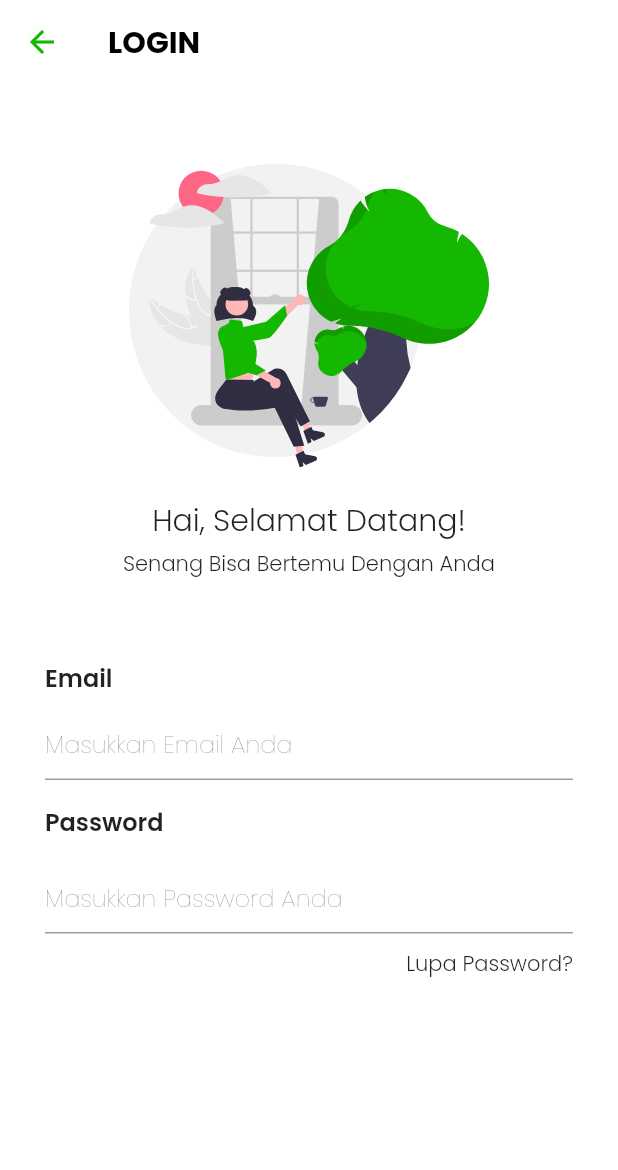
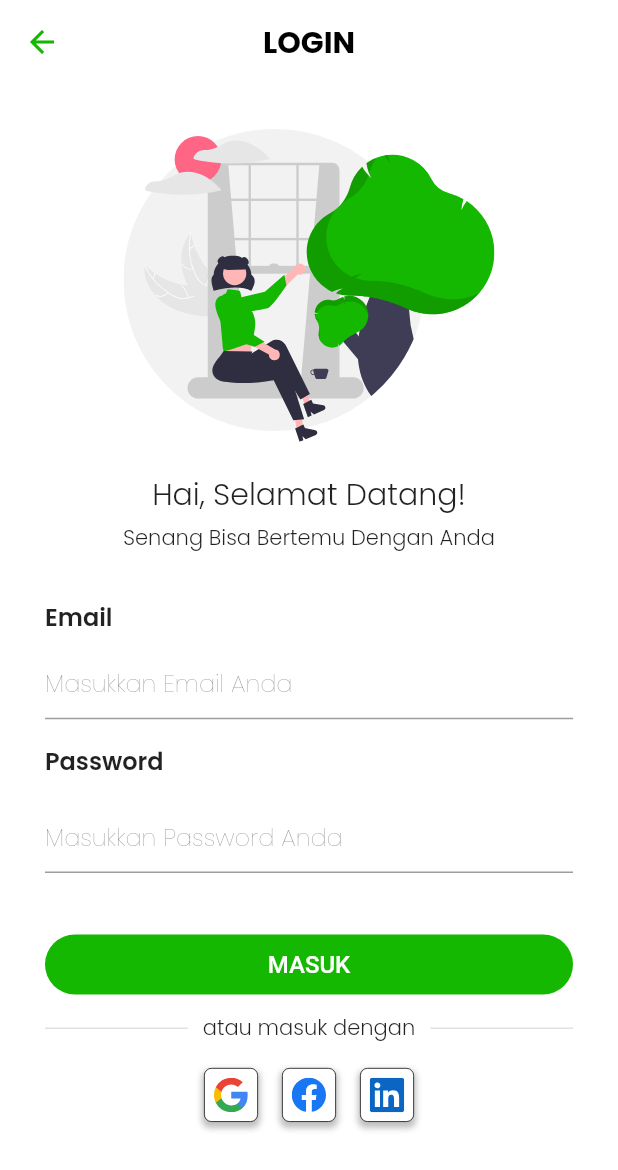
Before and after one commit to HarunNurahman/ghawe-jobs-app, a Flutter app: the LoginScreen screen opened by its route, on a phone screen of 412 x 824 dp. Shown: the top 1170 px of the screen. Run offline on Flutter 3.47's test engine with Material 2 defaults, Android fonts, the phone set to English and light mode, and no system bars; our stand-ins replace device_preview, flutter_svg, get, google_fonts; missing offline and left inert: dart:html.

Commit message:
Finishin Login Screen

```diff
--- a/lib/controller/onboarding_controller.dart
+++ b/lib/controller/onboarding_controller.dart
@@ -24,7 +24,7 @@
     onBoardingContent(
       'assets/images/undraw_job_hunt.svg',
       'Pilih Pekerjaan\nSesuai Skill & Passion',
-      'Ada banyak pilihan pekerjaan yang bisa\nanda sesuaikan dengan\n minat dan skill yang anda miliki',
+      'Ada banyak pilihan pekerjaan yang bisa\npilih dengan minat dan skill yang anda miliki',
     ),
     onBoardingContent(
       'assets/images/undraw_interview.svg',
--- a/lib/pages/login_screen.dart
+++ b/lib/pages/login_screen.dart
@@ -1,6 +1,10 @@
+import 'dart:html';
+
+import 'package:flutter/gestures.dart';
 import 'package:flutter/material.dart';
 import 'package:flutter_svg/flutter_svg.dart';
 import 'package:get/get.dart';
+import 'package:ghawejobapp/shared/buttons.dart';
 import 'package:ghawejobapp/shared/constant.dart';
 import 'package:google_fonts/google_fonts.dart';
 
@@ -28,6 +32,7 @@
     return Scaffold(
       backgroundColor: Colors.white,
       appBar: AppBar(
+        centerTitle: true,
         backgroundColor: Colors.white,
         elevation: 0,
         iconTheme: const IconThemeData(color: kPrimaryColor),
@@ -37,17 +42,161 @@
               color: Colors.black, fontWeight: FontWeight.bold),
         ),
       ),
-      body: Column(
+      body: SingleChildScrollView(
+        child: Column(
           crossAxisAlignment: CrossAxisAlignment.start,
           children: [
+            const SizedBox(height: 30),
+            Header(context),
+            const SizedBox(height: 30),
+            TextField(),
+            const SizedBox(height: 10),
+            Padding(
+              padding: const EdgeInsets.symmetric(horizontal: 30),
+              child: Buttons(
+                btnText: "Masuk",
+                btnFont: 16,
+                press: () {},
+              ),
+            ),
+            const SizedBox(height: 12),
+            separator(),
+            const SizedBox(height: 16),
+            loginMethod(),
+            const SizedBox(height: 30)
+          ],
+        ),
+      ),
+    );
+  }
+
+  Row loginMethod() {
+    return Row(
+      mainAxisAlignment: MainAxisAlignment.center,
+      children: [
+        Padding(
+          padding: const EdgeInsets.only(right: 16.0),
+          child: Container(
+            height: 36,
+            width: 36,
+            decoration: BoxDecoration(
+              borderRadius: BorderRadius.circular(5),
+              color: Colors.white,
+              border: Border.all(color: Colors.black, width: 0.5),
+              boxShadow: [
+                BoxShadow(
+                  color: Colors.black.withOpacity(0.25),
+                  blurRadius: 3,
+                  spreadRadius: 1,
+                  offset: const Offset(0, 3),
+                ),
+              ],
+            ),
+            child: Padding(
+              padding: const EdgeInsets.all(6),
+              child: GestureDetector(
+                onTap: () {
+                  Get.toNamed('/register');
+                },
+                child: SvgPicture.asset('assets/images/img_google.svg'),
+              ),
+            ),
+          ),
+        ),
+        Padding(
+          padding: const EdgeInsets.only(right: 16.0),
+          child: Container(
+            height: 36,
+            width: 36,
+            decoration: BoxDecoration(
+              borderRadius: BorderRadius.circular(5),
+              color: Colors.white,
+              border: Border.all(color: Colors.black, width: 0.5),
+              boxShadow: [
+                BoxShadow(
+                  color: Colors.black.withOpacity(0.25),
+                  blurRadius: 3,
+                  spreadRadius: 1,
+                  offset: const Offset(0, 3),
+                ),
+              ],
+            ),
+            child: Padding(
+              padding: const EdgeInsets.all(6),
+              child: GestureDetector(
+                onTap: () {
+                  Get.toNamed('/register');
+                },
+                child: SvgPicture.asset('assets/images/img_facebook.svg'),
+              ),
+            ),
+          ),
+        ),
+        Container(
+          height: 36,
+          width: 36,
+          decoration: BoxDecoration(
+            borderRadius: BorderRadius.circular(5),
+            color: Colors.white,
+            border: Border.all(color: Colors.black, width: 0.5),
+            boxShadow: [
+              BoxShadow(
+                color: Colors.black.withOpacity(0.25),
+                blurRadius: 3,
+                spreadRadius: 1,
+                offset: const Offset(0, 3),
+              ),
+            ],
+          ),
+          child: Padding(
+            padding: const EdgeInsets.all(6),
+            child: GestureDetector(
+              onTap: () {
+                Get.toNamed('/register');
+              },
+              child: SvgPicture.asset('assets/images/img_linkedin.svg'),
+            ),
+          ),
+        ),
+      ],
+    );
+  }
+
+  Row separator() {
+    return Row(
+      mainAxisAlignment: MainAxisAlignment.center,
+      children: [
         Expanded(
-            child: Center(
+          child: Container(
+            margin: const EdgeInsets.only(left: 30, right: 10),
+            child: const Divider(thickness: 1),
+          ),
+        ),
+        Text(
+          'atau masuk dengan',
+          style: GoogleFonts.poppins(
+            fontSize: 14,
+            fontWeight: FontWeight.w300,
+          ),
+        ),
+        Expanded(
+          child: Container(
+            margin: const EdgeInsets.only(left: 10, right: 30),
+            child: const Divider(thickness: 1),
+          ),
+        ),
+      ],
+    );
+  }
+
+  Center Header(BuildContext context) {
+    return Center(
       child: Column(
         mainAxisAlignment: MainAxisAlignment.center,
         children: [
           SvgPicture.asset(
             'assets/images/undraw_welcome.svg',
-                    width: 240,
+            width: MediaQuery.of(context).size.width * 0.6,
           ),
           const SizedBox(height: 20),
           Text(
@@ -67,10 +216,11 @@
           )
         ],
       ),
-            ),
-          ),
-          Expanded(
-            child: Padding(
+    );
+  }
+
+  Widget TextField() {
+    return Padding(
       padding: const EdgeInsets.symmetric(horizontal: 30),
       child: Column(
         crossAxisAlignment: CrossAxisAlignment.start,
@@ -84,6 +234,8 @@
           ),
           const SizedBox(height: 8),
           TextFormField(
+            validator: (value) =>
+                value!.isEmpty ? 'Email tidak boleh kosong' : null,
             controller: _emailController,
             enableSuggestions: false,
             autocorrect: false,
@@ -106,6 +258,8 @@
           ),
           const SizedBox(height: 8),
           TextFormField(
+            validator: (value) =>
+                value!.isEmpty ? 'Password tidak boleh kosong' : null,
             controller: _passwordController,
             obscureText: _obsecureText,
             autocorrect: false,
@@ -114,9 +268,7 @@
               suffix: InkWell(
                 onTap: _togglePass,
                 child: Icon(
-                          _obsecureText
-                              ? Icons.visibility_off
-                              : Icons.visibility,
+                  _obsecureText ? Icons.visibility_off : Icons.visibility,
                   color: kPrimaryColor,
                 ),
               ),
@@ -131,21 +283,27 @@
           Row(
             mainAxisAlignment: MainAxisAlignment.end,
             children: [
-                      Text(
-                        'Lupa Password?',
+              RichText(
+                text: TextSpan(
+                  children: [
+                    TextSpan(
+                      text: 'Lupa Password? ',
                       style: GoogleFonts.poppins(
-                          fontSize: 14,
                         fontWeight: FontWeight.w300,
+                        decoration: TextDecoration.underline,
+                      ),
+                      recognizer: TapGestureRecognizer()
+                        ..onTap = () {
+                          Get.toNamed('/register');
+                        },
+                    ),
+                  ],
                 ),
               ),
             ],
           ),
         ],
       ),
-            ),
-          )
-        ],
-      ),
     );
   }
 }
--- a/lib/pages/onboarding_screen.dart
+++ b/lib/pages/onboarding_screen.dart
@@ -1,7 +1,6 @@
 import 'package:flutter/material.dart';
 import 'package:flutter_svg/flutter_svg.dart';
 import 'package:ghawejobapp/controller/onboarding_controller.dart';
-import 'package:ghawejobapp/shared/buttons.dart';
 import 'package:ghawejobapp/shared/constant.dart';
 import 'package:google_fonts/google_fonts.dart';
 import 'package:get/get.dart';
@@ -16,9 +15,10 @@
       body: Center(
         child: SafeArea(
           child: Column(
+            mainAxisAlignment: MainAxisAlignment.center,
             children: [
               Expanded(
-                flex: 3,
+                flex: 5,
                 child: PageView.builder(
                   controller: _controller.pageControl,
                   onPageChanged: _controller.selectedBoard,
@@ -31,7 +31,7 @@
                         children: [
                           SvgPicture.asset(
                             _controller.onboardingPages[index].imageAsset,
-                            width: MediaQuery.of(context).size.width * 0.67,
+                            width: 280,
                           ),
                           const SizedBox(height: 50),
                           Text(
@@ -68,7 +68,7 @@
                                               Get.toNamed('/login');
                                             },
                                             child: Text(
-                                              "Login".toUpperCase(),
+                                              "Masuk".toUpperCase(),
                                               style: GoogleFonts.poppins(
                                                 fontSize: 16,
                                                 fontWeight: FontWeight.w600,
@@ -100,7 +100,7 @@
                                               Get.toNamed('/register');
                                             },
                                             child: Text(
-                                              "Register".toUpperCase(),
+                                              "Daftar".toUpperCase(),
                                               style: GoogleFonts.poppins(
                                                 fontSize: 16,
                                                 fontWeight: FontWeight.w600,
--- a/lib/shared/buttons.dart
+++ b/lib/shared/buttons.dart
@@ -29,7 +29,7 @@
         ),
         style: TextButton.styleFrom(
           shape: RoundedRectangleBorder(
-            borderRadius: BorderRadius.circular(30),
+            borderRadius: BorderRadius.circular(20),
           ),
           backgroundColor: kPrimaryColor,
         ),
```
Also changed, not shown: assets/images/img_dribbble.svg (added), assets/images/img_facebook.svg (added), assets/images/img_figma.svg (added), assets/images/img_flutter.svg (renamed from assets/images/ic_flutter.svg), assets/images/img_github.svg (added), assets/images/img_google.png (added), assets/images/img_google.svg (renamed from assets/images/ic_google.svg), assets/images/img_laravel.svg (renamed from assets/images/ic_laravel.svg), assets/images/img_linkedin.svg (added), assets/images/img_postman.svg (renamed from assets/images/ic_postman.svg). Lines whose indentation alone changed are shown as unchanged.
